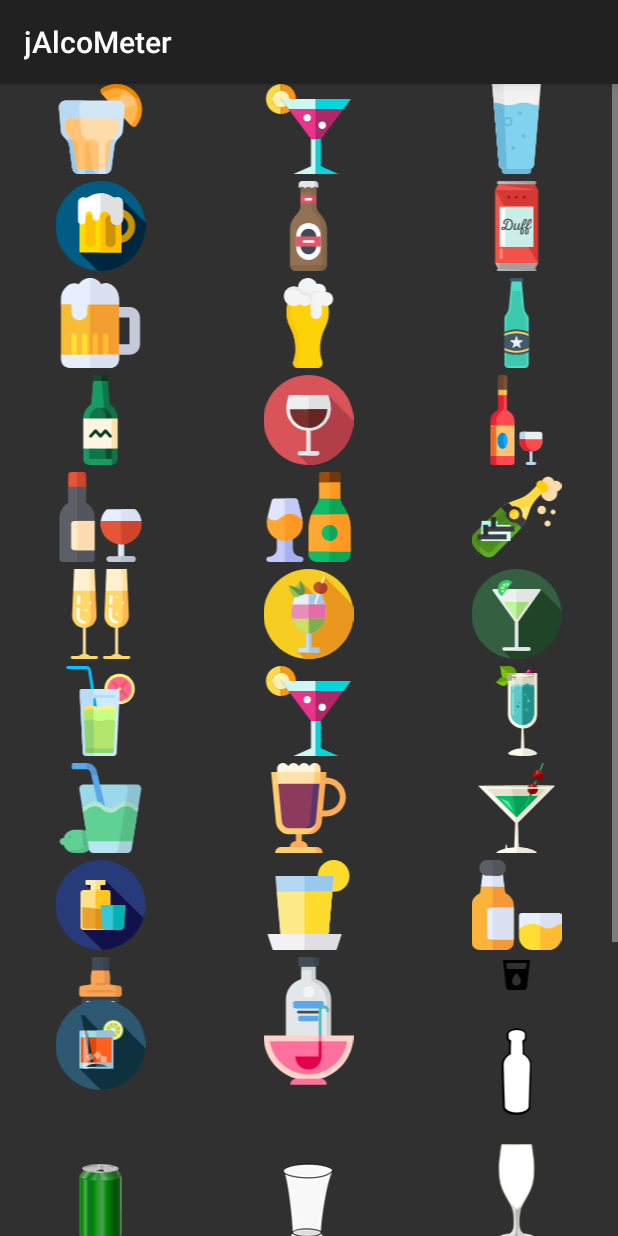
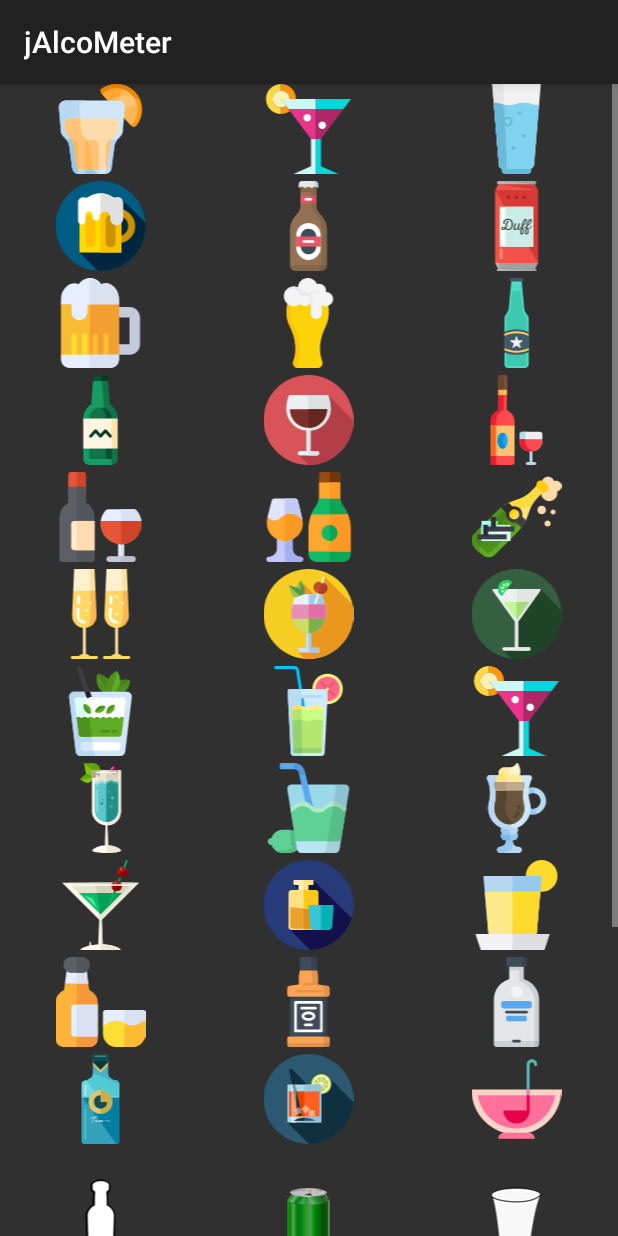
Before and after one commit to thaapasa/jalkametri-android, an Android app: the fragment IconPickerDialog shown on its own in the app's theme, on a phone screen of 412 x 824 dp. Run offline under Robolectric (Android 15) with nearby library versions, the phone set to English and light mode, and no system bars; 1 statement that could not run was skipped.

Commit message:
Add caipirosca icon, replace irish coffee with new icon

```diff
--- a/app/src/main/java/fi/tuska/jalkametri/gui/DrinkIconUtils.java
+++ b/app/src/main/java/fi/tuska/jalkametri/gui/DrinkIconUtils.java
@@ -40,6 +40,7 @@ public class DrinkIconUtils {
         // Long drinks
         addIcon("cat_longdrinks", R.drawable.ic_cat_longdrinks);
         addIcon("cat_cocktails", R.drawable.ic_cat_cocktails);
+        addIcon("drink_caipirosca", R.drawable.ic_drink_caipirosca);
         addIcon("drink_long_drink", R.drawable.ic_drink_cocktail_tall);
         addIcon("drink_cocktail_red", R.drawable.ic_drink_cocktail_red);
         addIcon("drink_cocktail_blue", R.drawable.ic_drink_cocktail_blue);
@@ -53,7 +54,7 @@ public class DrinkIconUtils {
         addIcon("drink_whisky", R.drawable.ic_drink_whisky);
         addIcon("drink_whisky_bottle", R.drawable.ic_drink_whisky_bottle);
         addIcon("drink_vodka", R.drawable.ic_drink_vodka);
-        addIcon("drink_gin", R.drawable.ic_drink);
+        addIcon("drink_gin", R.drawable.ic_drink_gin);
 
         // Punches
         addIcon("cat_punches", R.drawable.ic_cat_punches);
--- /dev/null
+++ b/app/src/main/res/drawable-anydpi-v21/ic_drink_caipirosca.xml
@@ -0,0 +1,126 @@
+<?xml version="1.0" encoding="utf-8"?>
+<vector xmlns:android="http://schemas.android.com/apk/res/android"
+    android:width="@dimen/icon_width"
+    android:height="@dimen/icon_height"
+    android:viewportWidth="512"
+    android:viewportHeight="512">
+
+    <path
+        android:fillColor="#47821C"
+        android:pathData="M248.557,44.361c-4.533-1.102-9.124,1.602-10.357,6.1c-0.433,1.579-10.39,39.047,8.752,71.55
+c11.731,19.919,31.575,33.398,58.982,40.062c2.311,0.562,4.636,0.136,6.523-1.013c1.816-1.105,3.229-2.881,3.834-5.086
+c0.433-1.579,10.39-39.047-8.752-71.55C295.808,64.504,275.965,51.024,248.557,44.361z" />
+    <path
+        android:fillColor="#4E901E"
+        android:pathData="M238.197,50.455c-0.433,1.579-10.39,39.047,8.752,71.55c11.731,19.919,31.575,33.398,58.982,40.062
+c2.311,0.562,4.636,0.136,6.523-1.013L242.036,45.379C240.22,46.485,238.802,48.25,238.197,50.455z" />
+    <path
+        android:fillColor="#4E901E"
+        android:pathData="M424.283,88.979c0.776-4.6-2.249-8.986-6.824-9.895c-1.606-0.319-39.69-7.573-70.742,13.843
+c-19.029,13.125-31.055,33.881-35.743,61.695c-0.395,2.345,0.196,4.634,1.478,6.434c1.233,1.733,3.105,3.015,5.347,3.46
+c1.606,0.319,39.69,7.573,70.742-13.843C407.569,137.549,419.595,116.794,424.283,88.979z" />
+    <path
+        android:fillColor="#47821C"
+        android:pathData="M417.463,79.081c-1.606-0.319-39.69-7.573-70.742,13.843c-19.029,13.125-31.055,33.881-35.743,61.695
+c-0.395,2.345,0.196,4.634,1.478,6.434l110.346-78.506C421.569,80.815,419.706,79.527,417.463,79.081z" />
+    <path
+        android:fillColor="#5EAC24"
+        android:pathData="M354.86,34.95c-2.265-4.078-7.366-5.618-11.507-3.473c-1.455,0.753-35.739,18.85-46.639,54.962
+c-6.679,22.131-3.124,45.854,10.57,70.514c1.154,2.079,3.044,3.498,5.17,4.106c2.044,0.585,4.307,0.418,6.337-0.634
+c1.455-0.753,35.739-18.85,46.639-54.962C372.109,83.333,368.553,59.61,354.86,34.95z" />
+    <path
+        android:fillColor="#4E901E"
+        android:pathData="M343.354,31.472c-1.455,0.753-35.739,18.85-46.639,54.962c-6.679,22.131-3.124,45.854,10.57,70.514
+c1.155,2.079,3.044,3.498,5.17,4.106l37.233-130.204C347.644,30.265,345.385,30.42,343.354,31.472z" />
+    <path
+        android:fillColor="#D1E7F8"
+        android:pathData="M427.356,155.873c-5.268-5.944-12.83-9.346-20.772-9.346H105.416c-7.942,0-15.504,3.402-20.772,9.346
+c-5.268,5.943-7.737,13.858-6.785,21.743l37.473,309.958C117.016,501.514,128.846,512,142.888,512h226.223
+c14.041,0,25.872-10.486,27.557-24.426l37.473-309.958C435.094,169.731,432.624,161.815,427.356,155.873z" />
+    <path
+        android:fillColor="#B9D8F4"
+        android:pathData="M216.03,487.574l-37.473-309.958c-0.953-7.885,1.516-15.8,6.785-21.743
+c5.268-5.944,12.83-9.346,20.772-9.346H105.416c-7.942,0-15.504,3.402-20.772,9.346c-5.268,5.943-7.737,13.858-6.785,21.743
+l37.473,309.958C117.016,501.514,128.847,512,142.888,512h100.699C229.546,511.999,217.715,501.513,216.03,487.574z" />
+    <path
+        android:fillColor="#FFFFFF"
+        android:pathData="M366.546,438.687c-2.65-2.99-6.453-4.702-10.449-4.702H155.901c-3.996,0-7.799,1.711-10.449,4.702
+c-2.651,2.99-3.892,6.972-3.413,10.937l2.263,18.715c0.848,7.013,6.798,12.287,13.862,12.287h195.671
+c7.063,0,13.014-5.275,13.862-12.287l2.263-18.715C370.44,445.658,369.197,441.676,366.546,438.687z" />
+    <path
+        android:fillColor="#D1E7F8"
+        android:pathData="M155.901,433.985c-3.996,0-7.799,1.711-10.449,4.702c-2.651,2.99-3.892,6.972-3.413,10.937
+l2.263,18.715c0.848,7.013,6.798,12.287,13.862,12.287h57.026l-5.639-46.642H155.901z" />
+    <path
+        android:fillColor="#3E3D42"
+        android:pathData="M221.844,263.143L221.844,263.143c-7.057,2.472-14.853-1.279-17.325-8.334L121.585,18.086
+c-2.472-7.057,1.279-14.853,8.334-17.325l0,0c7.057-2.472,14.853,1.279,17.325,8.334l82.935,236.722
+C232.652,252.874,228.901,260.671,221.844,263.143z" />
+    <path
+        android:fillColor="#1D1D1F"
+        android:pathData="M204.52,254.807c2.472,7.057,10.268,10.807,17.325,8.334c7.057-2.472,10.807-10.268,8.334-17.325
+l-34.786-99.291h-28.809L204.52,254.807z" />
+    <path
+        android:fillColor="#FFFFFF"
+        android:pathData="M399.707,198.324c0-11.754-9.529-21.283-21.283-21.283c-7.375,0-13.871,3.753-17.69,9.451
+c-3.819-5.698-10.314-9.451-17.69-9.451c-7.374,0-13.871,3.753-17.69,9.451c-3.819-5.698-10.314-9.451-17.69-9.451
+s-13.871,3.753-17.69,9.451c-3.819-5.698-10.314-9.451-17.69-9.451c-7.376,0-13.871,3.753-17.69,9.451
+c-3.819-5.698-10.314-9.451-17.69-9.451c-7.375,0-13.871,3.753-17.69,9.451c-3.819-5.698-10.314-9.451-17.69-9.451
+c-7.376,0-13.871,3.753-17.69,9.451c-3.819-5.698-10.314-9.451-17.69-9.451c-7.376,0-13.871,3.753-17.69,9.451
+c-3.819-5.698-10.314-9.451-17.69-9.451c-11.754,0-21.283,9.529-21.283,21.283l23.063,191.849
+c0.862,7.122,6.906,12.481,14.08,12.481h215.806c7.175,0,13.219-5.357,14.08-12.481L399.707,198.324z" />
+    <path
+        android:fillColor="#DDFFFB"
+        android:pathData="M166.154,177.041c-7.374,0-13.871,3.753-17.69,9.451c-3.819-5.698-10.315-9.451-17.69-9.451
+c-11.754,0-21.283,9.529-21.283,21.283l23.063,191.849c0.862,7.122,6.906,12.481,14.08,12.481h59.128l-26.751-221.275
+C175.44,178.662,170.989,177.041,166.154,177.041z" />
+    <path
+        android:fillColor="#5EAC24"
+        android:pathData="M360.764,299.299c-3.819-5.698-10.314-9.451-17.69-9.451c-7.374,0-13.871,3.753-17.69,9.451
+c-3.819-5.698-10.314-9.451-17.69-9.451c-7.375,0-13.871,3.753-17.69,9.451c-3.819-5.698-10.314-9.451-17.69-9.451
+c-7.375,0-13.871,3.753-17.69,9.451c-3.819-5.698-10.314-9.451-17.69-9.451c-7.375,0-13.871,3.753-17.69,9.451
+c-3.819-5.698-10.314-9.451-17.69-9.451c-7.376,0-13.871,3.753-17.69,9.451c-3.819-5.698-10.315-9.451-17.69-9.451
+s-13.871,3.753-17.69,9.451c-3.819-5.698-10.315-9.451-17.69-9.451c-3.609,0-7.003,0.905-9.98,2.49l11.761,97.836
+c0.862,7.122,6.906,12.481,14.08,12.481h215.806c7.175,0,13.219-5.358,14.08-12.481l11.827-97.863
+c-2.965-1.566-6.338-2.463-9.924-2.463C371.078,289.848,364.583,293.601,360.764,299.299z" />
+    <path
+        android:fillColor="#4E901E"
+        android:pathData="M183.872,299.299c-3.819-5.698-10.315-9.451-17.69-9.451c-7.374,0-13.871,3.753-17.69,9.451
+c-3.819-5.698-10.315-9.451-17.69-9.451c-3.609,0-7.003,0.905-9.98,2.49l11.761,97.836c0.862,7.122,6.906,12.481,14.08,12.481h59.1
+l-13.385-110.722C188.926,293.587,185.986,296.143,183.872,299.299z" />
+    <path
+        android:fillColor="#4E901E"
+        android:pathData="M341.227,379.125h-11.502c-4.332,0-7.843-3.512-7.843-7.843s3.511-7.843,7.843-7.843h11.502
+c4.332,0,7.843,3.512,7.843,7.843S345.559,379.125,341.227,379.125z" />
+    <path
+        android:fillColor="#4E901E"
+        android:pathData="M305.672,379.125H263.32c-4.332,0-7.843-3.512-7.843-7.843s3.511-7.843,7.843-7.843h42.352
+c4.332,0,7.843,3.512,7.843,7.843S310.004,379.125,305.672,379.125z" />
+    <path
+        android:fillColor="#5EAC24"
+        android:pathData="M166.93,216.206c-2.214-0.454-4.388,0.935-4.906,3.134c-0.182,0.772-4.345,19.081,5.49,34.478
+c6.028,9.436,15.868,15.612,29.25,18.358c1.128,0.231,2.246-0.016,3.139-0.604c0.86-0.567,1.512-1.45,1.766-2.529
+c0.182-0.772,4.345-19.081-5.49-34.478C190.153,225.128,180.313,218.952,166.93,216.206z" />
+    <path
+        android:fillColor="#4E901E"
+        android:pathData="M162.023,219.338c-0.182,0.772-4.345,19.081,5.49,34.478c6.028,9.436,15.868,15.612,29.25,18.358
+c1.128,0.231,2.246-0.016,3.139-0.604l-36.11-54.755C162.932,217.38,162.276,218.26,162.023,219.338z" />
+    <path
+        android:fillColor="#5EAC24"
+        android:pathData="M283.78,234.021c0.645-2.166-0.548-4.453-2.694-5.161c-0.753-0.249-18.629-5.994-34.826,2.46
+c-9.926,5.181-16.938,14.445-20.84,27.536c-0.329,1.103-0.181,2.239,0.328,3.18c0.489,0.906,1.313,1.633,2.365,1.981
+c0.753,0.249,18.629,5.994,34.826-2.46C272.866,256.377,279.877,247.114,283.78,234.021z" />
+    <path
+        android:fillColor="#4E901E"
+        android:pathData="M281.088,228.859c-0.753-0.249-18.629-5.994-34.826,2.46c-9.926,5.181-16.938,14.445-20.84,27.536
+c-0.329,1.103-0.181,2.239,0.328,3.18l57.698-31.194C282.959,229.937,282.14,229.207,281.088,228.859z" />
+    <path
+        android:fillColor="#5EAC24"
+        android:pathData="M337.317,224.491c-0.163-2.254-2.09-3.971-4.347-3.872c-0.793,0.035-19.545,0.992-31.697,14.634
+c-7.448,8.36-10.724,19.507-9.738,33.133c0.083,1.149,0.624,2.157,1.434,2.858c0.779,0.673,1.807,1.062,2.913,1.014
+c0.793-0.034,19.545-0.992,31.697-14.634C335.027,249.265,338.303,238.117,337.317,224.491z" />
+    <path
+        android:fillColor="#4E901E"
+        android:pathData="M332.972,220.618c-0.793,0.035-19.545,0.992-31.697,14.634c-7.448,8.36-10.724,19.507-9.738,33.133
+c0.083,1.149,0.624,2.157,1.434,2.858l42.911-49.605C335.102,220.962,334.079,220.57,332.972,220.618z" />
+</vector>
--- a/app/src/main/res/drawable-anydpi-v21/ic_drink_irish_coffee.xml
+++ b/app/src/main/res/drawable-anydpi-v21/ic_drink_irish_coffee.xml
@@ -6,45 +6,111 @@
     android:viewportHeight="512">
 
     <path
-        android:fillColor="#FFAB58"
-        android:pathData="M218.022,444.484v-50.637h-33.758v50.637c-18.645,0-33.758,15.114-33.758,33.758v22.505H251.78
-v-22.505C251.78,459.597,236.667,444.484,218.022,444.484z" />
+        android:fillColor="#B9D8F4"
+        android:pathData="M269.277,476.204h-0.004c-33.477,0-34.916-33.133-34.978-35.985v-53.505h-36.609V440
+c0,0,0,36.203-34.982,36.203c-9.844,0-17.898,8.054-17.898,17.898c0,9.844,8.054,17.899,17.898,17.899h106.574
+c9.844,0,17.898-8.054,17.898-17.898S279.121,476.204,269.277,476.204z" />
     <path
-        android:fillColor="#FFAB58"
-        android:pathData="M302.418,478.242h-33.758L302.418,512h33.758C336.176,493.386,321.032,478.242,302.418,478.242z" />
+        android:fillColor="#96C8EF"
+        android:pathData="M199.623,503.864c34.982,0,34.672-36.203,34.672-36.203v-80.947h-36.609v53.287
+c0,0,0,36.203-34.982,36.203c-9.844,0-17.897,8.054-17.897,17.898S152.86,512,162.704,512h21.951
+C187.86,507.114,193.377,503.864,199.623,503.864z" />
     <path
-        android:fillColor="#FFCD71"
-        android:pathData="M268.659,478.242H99.868c-18.614,0-33.758,15.144-33.758,33.758h236.308
-C302.418,493.386,287.274,478.242,268.659,478.242z" />
+        android:fillColor="#96C8EF"
+        android:pathData="M239.787,388.749h-47.592c-14.095,0-25.626,11.532-25.626,25.626l0,0
+c0,14.095,11.531,25.626,25.626,25.626h47.592c14.095,0,25.626-11.531,25.626-25.626l0,0
+C265.413,400.28,253.882,388.749,239.787,388.749z" />
     <path
-        android:fillColor="#FFAB58"
-        android:pathData="M358.681,84.396h-3.215l3.215-33.758h-33.758L223.648,405.099h33.758
-c37.134,0,70.397-30.245,73.917-67.213l3.244-34.062h24.114c60.594,0,109.714-49.12,109.714-109.714S419.275,84.396,358.681,84.396z
-M358.681,270.066h-20.899l14.468-151.912h6.43c41.949,0,75.956,34.007,75.956,75.956S400.63,270.066,358.681,270.066z" />
+        android:fillColor="#78B9EB"
+        android:pathData="M215.99,414.375L215.99,414.375c0-13.787,11.037-25.116,24.711-25.603
+c-0.304-0.01-0.608-0.023-0.915-0.023h-47.592c-14.095,0-25.626,11.532-25.626,25.626l0,0c0,14.095,11.531,25.626,25.626,25.626
+h47.592c0.307,0,0.611-0.013,0.915-0.023C227.028,439.491,215.99,428.163,215.99,414.375z" />
     <path
-        android:fillColor="#FFCD71"
-        android:pathData="M297.565,337.886l27.358-287.249H43.604l27.358,287.249c3.52,36.967,36.783,67.213,73.917,67.213
-h78.769C260.782,405.099,294.046,374.854,297.565,337.886z" />
+        android:fillColor="#B9D8F4"
+        android:pathData="M239.787,355.8h-47.592c-14.095,0-25.626,11.532-25.626,25.626l0,0
+c0,14.095,11.531,25.626,25.626,25.626h47.592c14.095,0,25.626-11.531,25.626-25.626l0,0
+C265.413,367.332,253.882,355.8,239.787,355.8z" />
     <path
-        android:fillColor="#533672"
-        android:pathData="M284.581,84.396l-60.934,286.945h33.758c19.616,0,38.452-17.128,40.311-36.654l20.623-216.533
-L284.581,84.396z" />
+        android:fillColor="#96C8EF"
+        android:pathData="M215.99,381.426L215.99,381.426c0-13.787,11.037-25.116,24.711-25.603
+c-0.304-0.01-0.608-0.023-0.915-0.023h-47.592c-14.095,0-25.626,11.532-25.626,25.626l0,0c0,14.095,11.531,25.626,25.626,25.626
+h47.592c0.307,0,0.611-0.013,0.915-0.023C227.028,406.543,215.99,395.215,215.99,381.426z" />
     <path
-        android:fillColor="#8C3B5C"
-        android:pathData="M83.945,118.154l20.622,216.532c1.86,19.526,20.697,36.655,40.312,36.655h78.769
-c19.616,0,38.452-17.128,40.311-36.654l23.837-250.292L83.945,118.154z" />
+        android:fillColor="#B9D8F4"
+        android:pathData="M347.996,139.668c-42.319,0-76.626,34.306-76.626,76.625s34.307,76.626,76.626,76.626
+c42.319,0,76.626-34.306,76.626-76.626C424.622,173.974,390.315,139.668,347.996,139.668z
+M347.996,261.572
+c-24.967,0-45.279-20.312-45.279-45.279s20.312-45.279,45.279-45.279c24.968,0,45.28,20.312,45.28,45.279
+S372.963,261.572,347.996,261.572z" />
     <path
-        android:fillColor="#FFCD71"
-        android:pathData="M 268.659 33.758 L 284.581 118.154 L 318.339 118.154 L 324.923 50.637 Z" />
+        android:fillColor="#96C8EF"
+        android:pathData="M271.37,216.294c0,42.319,34.307,76.626,76.626,76.626c5.674,0,11.197-0.635,16.519-1.806
+c2.601-11.084,3.99-22.628,4.019-34.488c-6.169,3.155-13.147,4.947-20.539,4.947c-24.967,0-45.279-20.312-45.279-45.279
+s20.312-45.279,45.279-45.279c2.968,0,5.866,0.296,8.675,0.843c-0.087-11.824,1.149-22.378,2.906-31.318
+c-3.777-0.573-7.643-0.871-11.581-0.871C305.677,139.668,271.37,173.974,271.37,216.294z" />
     <path
-        android:fillColor="#FFE1AA"
-        android:pathData="M 77.363 50.637 L 83.945 118.154 L 284.581 118.154 L 292.966 30.103 Z" />
+        android:fillColor="#D1E7F8"
+        android:pathData="M342.468,77.749c-2.838-4.907-8.076-7.928-13.745-7.928H103.257c-5.668,0-10.907,3.022-13.745,7.928
+c-2.839,4.907-2.845,10.955-0.019,15.868c0.306,0.531,30.303,53.923,10.389,127.791c-3.381,11.281-5.095,23.003-5.095,34.846
+c0,66.831,54.37,121.202,121.202,121.202s121.202-54.37,121.202-121.202c0-11.843-1.714-23.566-5.095-34.846
+c-19.732-73.216,10.116-127.306,10.389-127.791C345.313,88.703,345.307,82.656,342.468,77.749z" />
     <path
-        android:fillColor="#FFE1AA"
-        android:pathData="M291.165,0l-22.505,50.637h56.264c0,0,0,1.766,0-16.879S309.81,0,291.165,0z" />
+        android:fillColor="#B9D8F4"
+        android:pathData="M161.135,256.254c0-11.843,1.714-23.566,5.095-34.846c19.914-73.869-10.084-127.26-10.389-127.791
+c-2.826-4.913-2.82-10.961,0.019-15.868c2.838-4.907,8.076-7.928,13.745-7.928h-66.347c-5.668,0-10.907,3.022-13.745,7.928
+c-2.839,4.907-2.845,10.955-0.019,15.868c0.306,0.531,30.303,53.923,10.39,127.791c-3.381,11.281-5.095,23.003-5.095,34.846
+c0,66.831,54.37,121.202,121.202,121.202c11.498,0,22.626-1.609,33.173-4.614C198.407,358.378,161.135,311.587,161.135,256.254z" />
     <path
-        android:fillColor="#FFF5E3"
-        android:pathData="M261.157,18.298C255.549,7.434,244.221,0,231.151,0c-13.07,0-24.398,7.434-30.008,18.299
-C195.533,7.434,184.206,0,171.135,0s-24.398,7.434-30.008,18.298C135.519,7.434,124.192,0,111.121,0
-C92.477,0,77.363,15.114,77.363,33.758s0,16.879,0,16.879h213.802V0C278.095,0,266.767,7.434,261.157,18.298z" />
+        android:fillColor="#FFF5CC"
+        android:pathData="M253.521,5.697c-0.045,0.101-12.124,19.965-40.575,19.965h-27.547
+c-17.421,0-31.674,14.253-31.674,31.674l0,0c0,17.421,14.253,31.674,31.674,31.674h43.74c64.799,0,51.163-51.734,38.576-80.498
+C261.701-5.141,257.235,0.509,253.521,5.697z" />
+    <path
+        android:fillColor="#FFEB99"
+        android:pathData="M209.109,52.634L209.109,52.634c0-13.046,7.993-24.313,19.323-29.151
+c-4.5,1.332-9.642,2.179-15.486,2.179h-27.547c-17.421,0-31.674,14.253-31.674,31.674l0,0c0,17.421,14.253,31.674,31.674,31.674
+h43.74c11.8,0,20.989-1.722,28.067-4.702h-16.424C223.362,84.308,209.109,70.054,209.109,52.634z" />
+    <path
+        android:fillColor="#FFEB99"
+        android:pathData="M257.465,64.122h-82.955c-17.421,0-31.674,14.253-31.674,31.674l0,0
+c0,17.421,14.253,31.674,31.674,31.674h82.955c17.421,0,31.674-14.253,31.674-31.674l0,0
+C289.138,78.376,274.885,64.122,257.465,64.122z" />
+    <path
+        android:fillColor="#FFE477"
+        android:pathData="M188.232,95.796L188.232,95.796c0-17.421,14.253-31.674,31.674-31.674h-45.397
+c-17.421,0-31.674,14.253-31.674,31.674l0,0c0,17.421,14.253,31.674,31.674,31.674h45.397
+C202.485,127.47,188.232,113.217,188.232,95.796z" />
+    <path
+        android:fillColor="#6A563D"
+        android:pathData="M298.269,229.123c-11.454-45.981-2.714-83.603,3.515-101.937c1.497-4.407,0.909-9.328-1.575-13.178
+c-2.484-3.85-6.549-6.145-10.889-6.145h-146.66c-4.348,0-8.42,2.302-10.901,6.163c-2.482,3.862-3.061,8.793-1.548,13.202
+c6.234,18.173,14.969,55.576,3.419,101.925l-0.059,0.226c-2.399,8.659-3.615,17.661-3.615,26.756
+c0,51.303,38.578,93.041,85.997,93.041s85.997-41.737,85.997-93.041C301.951,247.04,298.269,229.123,298.269,229.123z" />
+    <path
+        android:fillColor="#554431"
+        android:pathData="M192.215,256.135c0-9.095,1.216-18.097,3.615-26.756l0.059-0.226
+c11.549-46.349,2.815-83.752-3.419-101.925c-1.513-4.409-0.935-9.34,1.548-13.202c2.482-3.861,6.554-6.163,10.901-6.163h-62.258
+c-4.348,0-8.42,2.302-10.901,6.163c-2.482,3.862-3.061,8.793-1.548,13.202c6.234,18.173,14.969,55.576,3.419,101.925l-0.059,0.226
+c-2.399,8.659-3.615,17.661-3.615,26.756c0,51.303,38.578,93.041,85.997,93.041c10.974,0,21.472-2.239,31.129-6.31
+C215.006,329.342,192.215,295.565,192.215,256.135z" />
+    <path
+        android:fillColor="#554431"
+        android:pathData="M270.604,263.97c-4.329,0-7.837-3.509-7.837-7.837c0-2.998-0.217-6.006-0.645-8.94
+c-0.626-4.283,2.34-8.261,6.623-8.886c4.285-0.627,8.261,2.34,8.886,6.623c0.538,3.681,0.81,7.45,0.81,11.203
+C278.441,260.463,274.932,263.97,270.604,263.97z" />
+    <path
+        android:fillColor="#554431"
+        android:pathData="M240.354,311.979c-2.751-3.342-1.983-8.354,1.452-10.987c7.576-5.807,13.49-13.925,17.104-23.477
+c1.531-4.049,6.055-6.088,10.103-4.557c4.048,1.532,6.088,6.054,4.556,10.102c-4.648,12.284-12.334,22.786-22.228,30.37
+C249.92,314.522,245.596,318.346,240.354,311.979z" />
+    <path
+        android:fillColor="#C0AB91"
+        android:pathData="M289.32,107.863h-146.66c-4.348,0-8.42,2.302-10.901,6.163c-2.482,3.862-3.061,8.793-1.548,13.202
+c2.551,7.434,5.517,18.091,7.345,31.259h156.897c1.836-13.145,4.791-23.827,7.331-31.301c1.497-4.407,0.909-9.328-1.575-13.178
+C297.727,110.157,293.661,107.863,289.32,107.863z" />
+    <path
+        android:fillColor="#B39A7C"
+        android:pathData="M204.919,107.863h-62.258c-4.348,0-8.42,2.302-10.901,6.163c-2.482,3.862-3.061,8.793-1.548,13.202
+c2.551,7.434,5.517,18.091,7.345,31.259h62.258c-1.828-13.168-4.794-23.825-7.345-31.259c-1.513-4.409-0.935-9.34,1.548-13.202
+C196.499,110.165,200.571,107.863,204.919,107.863z" />
 </vector>
```
Also changed, not shown: 6 other files.
